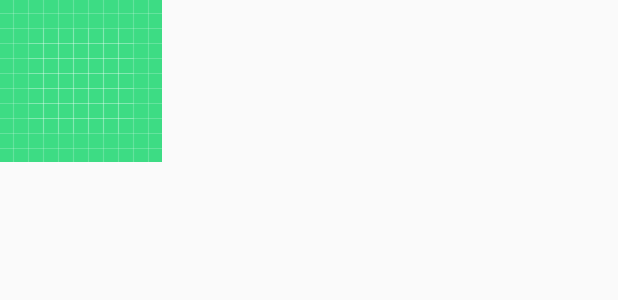
After one commit to 5pence/PopularMovies, an Android app: the layout movie.xml on its own in the app's theme, with its tools: preview values and no code run, on a phone screen of 412 x 824 dp. The commit adds this screen. Shown: the top 300 px of the screen. Run offline under Robolectric (Android 15) with nearby library versions, the phone set to English and light mode, and no system bars.

Commit message:
add movie.xml and hook main_activity.xml to it

```diff
--- a/app/src/main/res/layout/activity_main.xml
+++ b/app/src/main/res/layout/activity_main.xml
@@ -1,11 +1,13 @@
 <?xml version="1.0" encoding="utf-8"?>
 <FrameLayout
     xmlns:android="http://schemas.android.com/apk/res/android"
+    xmlns:tools="http://schemas.android.com/tools"
     android:id="@+id/grid_layout_fl"
     android:layout_width="match_parent"
     android:layout_height="match_parent">
     <androidx.recyclerview.widget.RecyclerView
         android:id="@+id/list_of_movies_rv"
         android:layout_width="match_parent"
-        android:layout_height="match_parent"/>
+        android:layout_height="match_parent"
+        tools:listitem="@layout/movie"/>
 </FrameLayout>
--- /dev/null
+++ b/app/src/main/res/layout/movie.xml
@@ -0,0 +1,12 @@
+<?xml version="1.0" encoding="utf-8"?>
+<FrameLayout xmlns:android="http://schemas.android.com/apk/res/android"
+    android:id="@+id/movie_billboard_fl"
+    android:layout_width="match_parent"
+    android:layout_height="match_parent">
+    <ImageView
+        android:id="@+id/movie_billboard_iv"
+        android:layout_width="wrap_content"
+        android:layout_height="wrap_content"
+        android:background="@drawable/ic_launcher_background"
+        android:adjustViewBounds="true"/>
+</FrameLayout>
```
